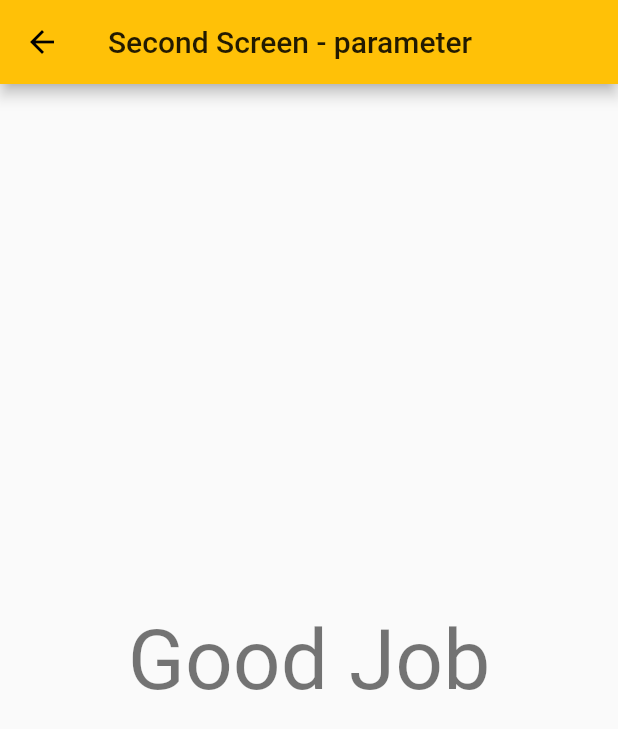
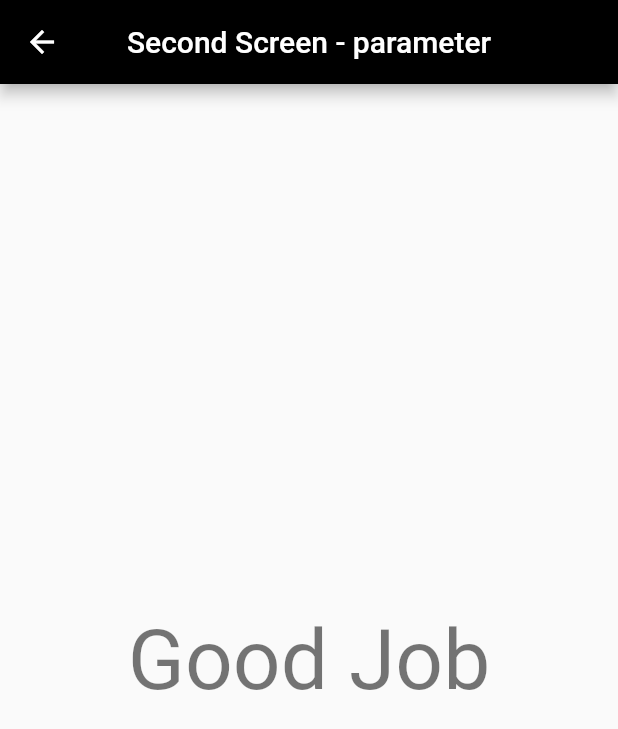
Before and after one commit to faizanansari1/flutter-passing-data-screens, a Flutter app: the screen it shows after launch, after a tap on "2nd Screen - Using parameter", on a phone screen of 412 x 824 dp. Shown: the top 729 px of the screen. Run offline on Flutter 3.47's test engine with Material 2 defaults, Android fonts, the phone set to English and light mode, and no system bars; our stand-ins replace splashscreen.

Commit message:
working with splash screen for starting application

```diff
--- a/lib/firstScreen.dart
+++ b/lib/firstScreen.dart
@@ -44,9 +44,11 @@ class _FirstScreenState extends State<FirstScreen> {
 
     return Scaffold(
       appBar: AppBar(
+        backgroundColor: Colors.black,
         title: Text(
           "FirstScreen",
         ),
+        centerTitle: true,
       ),
       body: Center(
         child: Column(
--- a/lib/main.dart
+++ b/lib/main.dart
@@ -1,19 +1,29 @@
 import 'package:flutter/material.dart';
 import 'package:flutter_passing_data_2_screen/firstScreen.dart';
+import 'package:splashscreen/splashscreen.dart';
 
-void main() => runApp(MyApp());
+void main() => runApp(MaterialApp(
+      debugShowCheckedModeBanner: false,
+      home: MyApp(),
+      // theme: ThemeData(primarySwatch: Colors.black
+      // ),
+    ));
 
-class MyApp extends StatelessWidget {
+class MyApp extends StatefulWidget {
+  @override
+  _MyAppState createState() => _MyAppState();
+}
+
+class _MyAppState extends State<MyApp> {
   @override
   Widget build(BuildContext contex) {
-    return MaterialApp(
-      debugShowCheckedModeBanner: false,
-      title: "Pass data between 2 screen",
-      theme: ThemeData(
-        primarySwatch: Colors.amber,
-        // visualDensity: VisualDensity.adaptivePlatformDensity
-      ),
-      home: FirstScreen(),
+    return SplashScreen(
+      seconds: 5,
+      backgroundColor: Colors.black,
+      image: Image.asset('assets/loading.gif'),
+      loaderColor: Colors.white,
+      photoSize: 150.0,
+      navigateAfterSeconds: FirstScreen(),
     );
   }
 }
--- a/lib/secondScreen.dart
+++ b/lib/secondScreen.dart
@@ -8,7 +8,9 @@ class SecondScreen extends StatelessWidget {
   Widget build(BuildContext context) {
     return Scaffold(
       appBar: AppBar(
+        backgroundColor: Colors.black,
         title: Text('Second Screen - parameter'),
+        centerTitle: true,
       ),
       body: Center(
         child: Text(
--- a/lib/thirdScreen.dart
+++ b/lib/thirdScreen.dart
@@ -6,6 +6,8 @@ class ThirdScreen extends StatelessWidget {
     final String message = ModalRoute.of(context).settings.arguments as String;
     return Scaffold(
       appBar: AppBar(
+        centerTitle: true,
+        backgroundColor: Colors.black,
         title: Text('ThirdScreen - RoutesSetting'),
       ),
       body: Center(
```
Also changed, not shown: pubspec.yaml (+4 -5 lines), assets/loading.gif (added), pubspec.lock.
